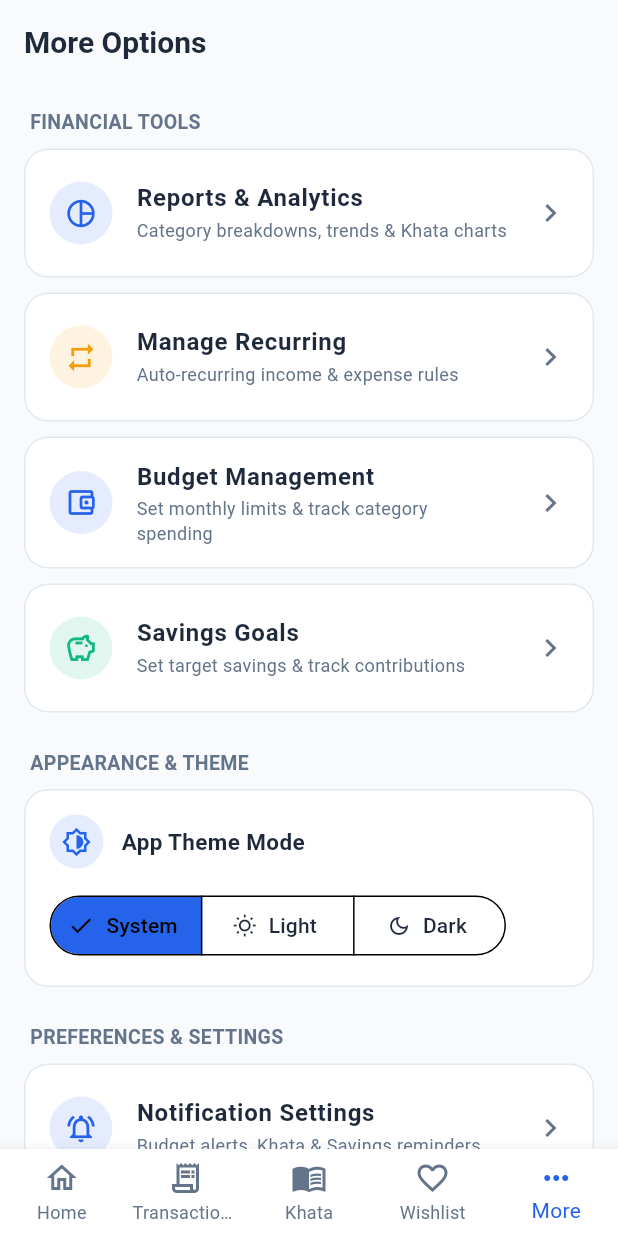
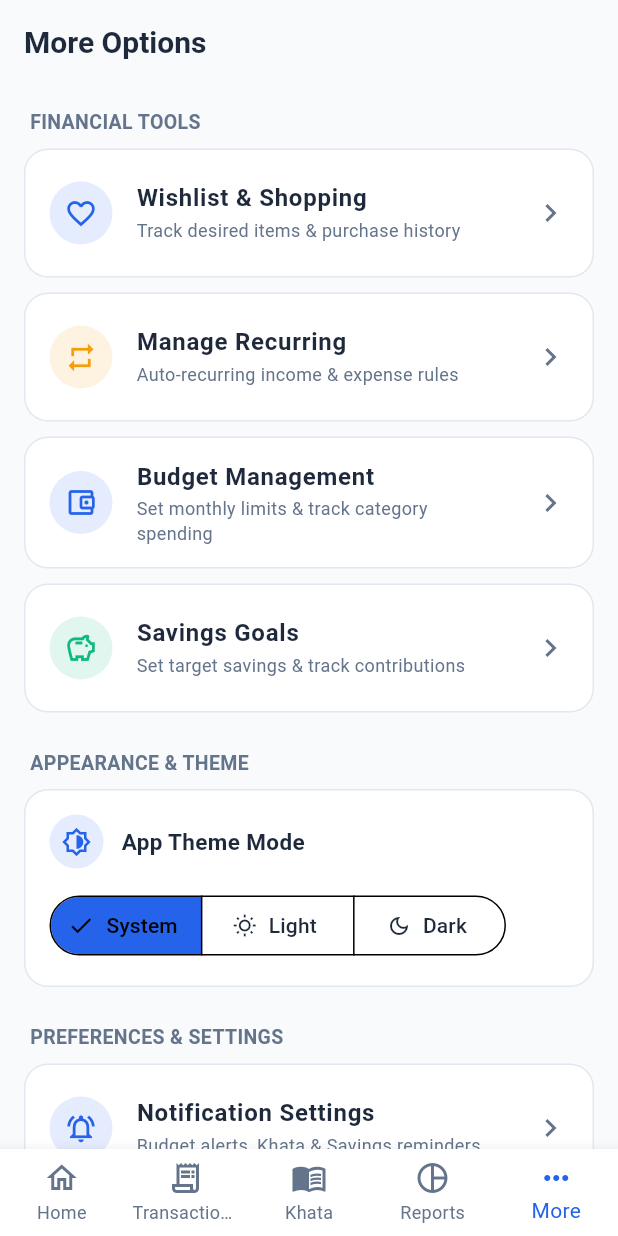
Before and after one commit to shahnawaz-dev-info/Apna-Batwa, a Flutter app: the MainShell screen opened directly, item 5 of the bottom bar chosen, on a phone screen of 412 x 824 dp. Run offline on Flutter 3.47's test engine with Material 3 defaults, Android fonts, the phone set to English and light mode, and no system bars; our stand-ins replace csv, drift, file_picker, fl_chart, flutter_local_notifications, flutter_riverpod and 8 more; accounts and stored records are empty; generated files the repository leaves out were written again.

Commit message:
Fix Khata card layout, back navigation bug, reports icon overflow, and swap Wishlist/Reports nav positions

```diff
--- a/lib/features/more/presentation/screens/more_screen.dart
+++ b/lib/features/more/presentation/screens/more_screen.dart
@@ -7,7 +7,7 @@ import '../../../../core/providers/theme_providers.dart';
 import '../../../../core/theme/colors.dart';
 import '../../../budgets/presentation/screens/budget_management_screen.dart';
 import '../../../recurring/presentation/screens/recurring_management_screen.dart';
-import '../../../reports/presentation/screens/reports_screen.dart';
+import '../../../wishlist/presentation/screens/wishlist_screen.dart';
 import '../../../savings/presentation/screens/savings_goals_screen.dart';
 import '../../../security/presentation/screens/security_settings_screen.dart';
 import 'about_screen.dart';
@@ -85,15 +85,15 @@ class _MoreScreenState extends ConsumerState<MoreScreen> {
           ),
           _buildMenuTile(
             context,
-            icon: Icons.pie_chart_outline,
-            title: 'Reports & Analytics',
-            subtitle: 'Category breakdowns, trends & Khata charts',
+            icon: Icons.favorite_border,
+            title: 'Wishlist & Shopping',
+            subtitle: 'Track desired items & purchase history',
             color: AppColors.primaryBlue,
             isDark: isDark,
             onTap: () {
               Navigator.push(
                 context,
-                MaterialPageRoute(builder: (_) => const ReportsScreen()),
+                MaterialPageRoute(builder: (_) => const WishlistScreen()),
               );
             },
           ),
--- a/lib/main_shell.dart
+++ b/lib/main_shell.dart
@@ -3,9 +3,9 @@ import 'package:flutter_riverpod/flutter_riverpod.dart';
 import 'core/providers/navigation_providers.dart';
 import 'features/dashboard/presentation/screens/dashboard_screen.dart';
 import 'features/khata/presentation/screens/khata_screen.dart';
+import 'features/more/presentation/screens/more_screen.dart';
+import 'features/reports/presentation/screens/reports_screen.dart';
 import 'features/transactions/presentation/screens/transactions_screen.dart';
-import 'features/wishlist/presentation/screens/wishlist_screen.dart';
-import 'features/more/presentation/screens/more_screen.dart';
 
 class MainShell extends ConsumerWidget {
   const MainShell({super.key});
@@ -14,7 +14,7 @@ class MainShell extends ConsumerWidget {
     DashboardScreen(),
     TransactionsScreen(),
     KhataScreen(),
-    WishlistScreen(),
+    ReportsScreen(),
     MoreScreen(),
   ];
 
@@ -48,9 +48,9 @@ class MainShell extends ConsumerWidget {
             label: 'Khata',
           ),
           BottomNavigationBarItem(
-            icon: Icon(Icons.favorite_border),
-            activeIcon: Icon(Icons.favorite),
-            label: 'Wishlist',
+            icon: Icon(Icons.pie_chart_outline),
+            activeIcon: Icon(Icons.pie_chart),
+            label: 'Reports',
           ),
           BottomNavigationBarItem(
             icon: Icon(Icons.more_horiz_outlined),
```
Also changed, not shown: lib/features/dashboard/presentation/screens/dashboard_screen.dart (+6 -1 lines), lib/features/khata/presentation/screens/khata_screen.dart (+16 -1 lines), lib/features/reports/presentation/screens/reports_screen.dart (+5 -2 lines).
